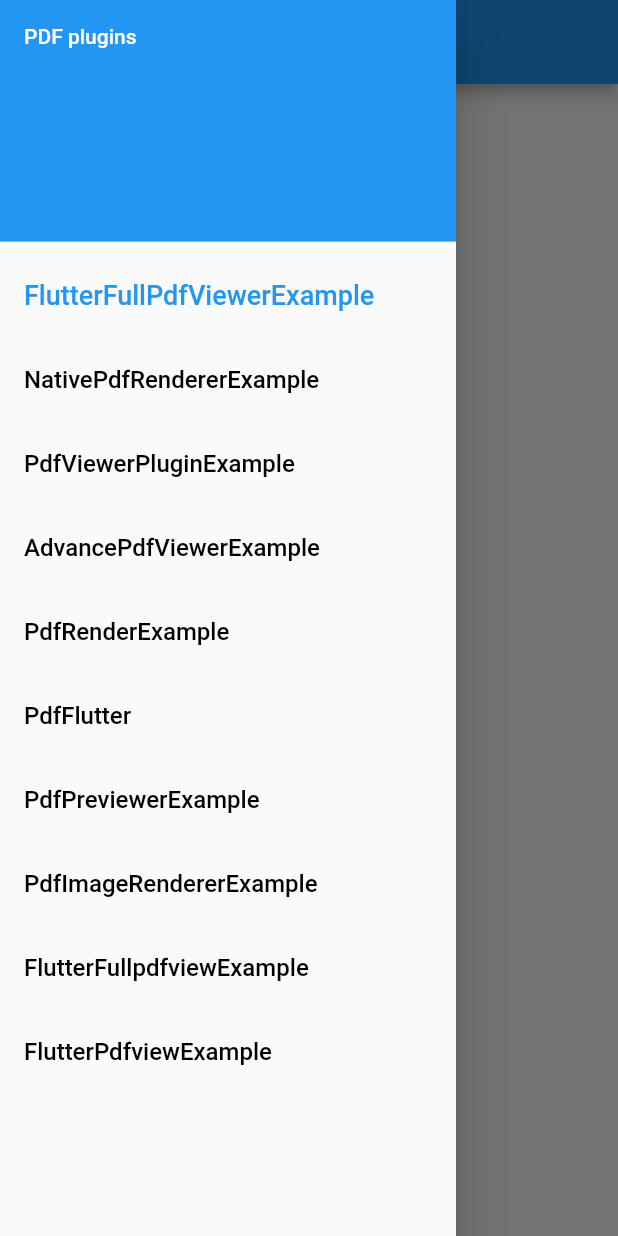
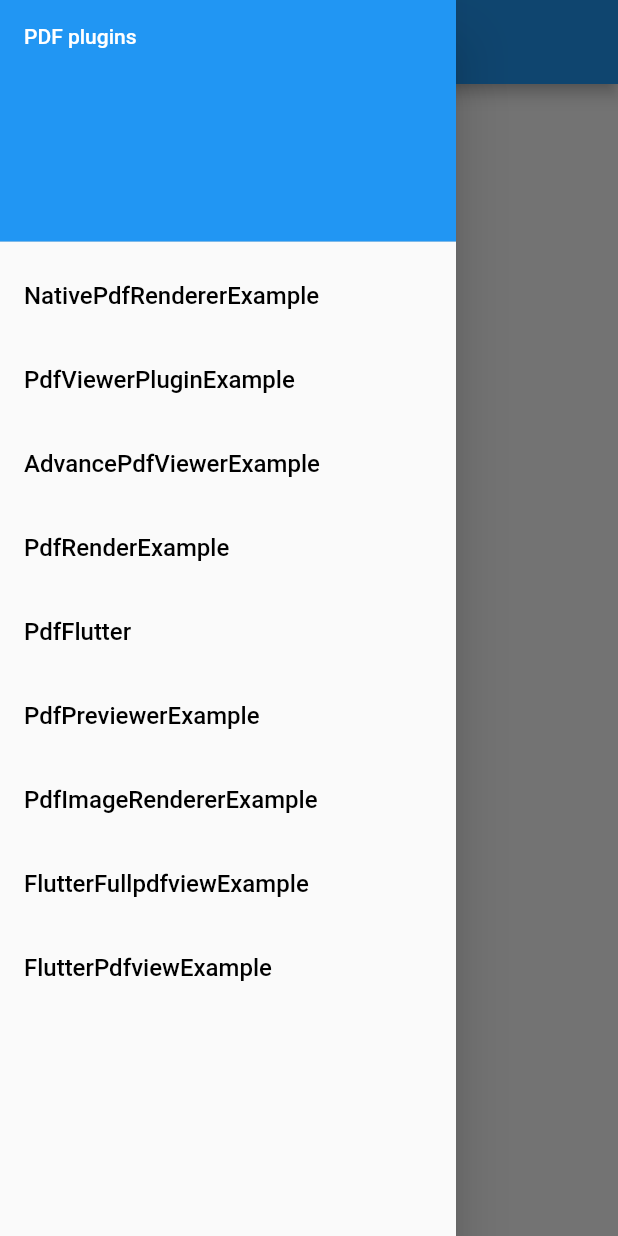
Before and after one commit to MattHamburger/pdf_viewer, a Flutter app: the screen it shows after launch, with the side drawer open, on a phone screen of 412 x 824 dp. Run offline on Flutter 3.47's test engine with Material 2 defaults, Android fonts, the phone set to English and light mode, and no system bars; our stand-ins replace file_picker, native_pdf_renderer; missing offline and left inert: advance_pdf_viewer, flutter_fullpdfview, flutter_pdfview, pdf_flutter, pdf_image_renderer and 5 more.

Commit message:
removing flutter_full_pdf_viewer since it doesnt support paging and depends on its own scaffold

```diff
--- a/lib/drawer_for_examples.dart
+++ b/lib/drawer_for_examples.dart
@@ -5,7 +5,6 @@ import 'package:pdf_viewer/pdf_previewer_example.dart';
 import 'package:pdf_viewer/pdf_render_example.dart';
 import 'package:pdf_viewer/pdf_viewer_plugin_example.dart';
 import 'advance_pdf_viewer_example.dart';
-import 'flutter_full_pdf_viewer_example.dart';
 import 'flutter_fullpdfview_example.dart';
 import 'flutter_pdfview_example.dart';
 import 'native_pdf_renderer_example.dart';
@@ -56,7 +55,7 @@ class _MasterPagePageState extends State<MasterPagePage> {
                 color: Colors.blue,
               ),
             ),
-            getTile("FlutterFullPdfViewerExample", 1),
+           // getTile("FlutterFullPdfViewerExample", 1),
             getTile("NativePdfRendererExample", 2),
             getTile("PdfViewerPluginExample", 3),
             getTile("AdvancePdfViewerExample", 4),
@@ -92,9 +91,6 @@ class _MasterPagePageState extends State<MasterPagePage> {
 
   getPage() {
     switch (pageNo) {
-      case 1:
-        return FlutterFullPdfViewerExample();
-        break;
       case 2:
         return NativePdfRendererExample("test");
         break;
--- a/lib/flutter_full_pdf_viewer_example.dart
+++ /dev/null
@@ -1,77 +0,0 @@
-import 'dart:async';
-import 'dart:io';
-
-import 'package:flutter/foundation.dart';
-import 'package:flutter/material.dart';
-import 'package:flutter_full_pdf_viewer/full_pdf_viewer_scaffold.dart';
-import 'package:path_provider/path_provider.dart';
-
-class FlutterFullPdfViewerExample extends StatefulWidget {
-  @override
-  _FlutterFullPdfViewerExampleState createState() =>
-      new _FlutterFullPdfViewerExampleState();
-}
-
-class _FlutterFullPdfViewerExampleState
-    extends State<FlutterFullPdfViewerExample> {
-  String pathPDF = "";
-
-  @override
-  void initState() {
-    super.initState();
-    createFileOfPdfUrl().then((f) {
-      setState(() {
-        pathPDF = f.path;
-        print(pathPDF);
-      });
-    });
-  }
-
-  Future<File> createFileOfPdfUrl() async {
-    final url = "https://www.ada.gov/doj-fhwa-ta-glossary.pdf";
-    final filename = url.substring(url.lastIndexOf("/") + 1);
-    var request = await HttpClient().getUrl(Uri.parse(url));
-    var response = await request.close();
-    var bytes = await consolidateHttpClientResponseBytes(response);
-    String dir = (await getApplicationDocumentsDirectory()).path;
-    File file = new File('$dir/$filename');
-    await file.writeAsBytes(bytes);
-    return file;
-  }
-
-  @override
-  Widget build(BuildContext context) {
-    return Scaffold(
-      //appBar: AppBar(title: const Text('Plugin example app')),
-      body: Center(
-        child: RaisedButton(
-          child: Text("Open PDF"),
-          onPressed: () => Navigator.push(
-            context,
-            MaterialPageRoute(builder: (context) => PDFScreen(pathPDF)),
-          ),
-        ),
-      ),
-    );
-  }
-}
-
-class PDFScreen extends StatelessWidget {
-  String pathPDF = "";
-  PDFScreen(this.pathPDF);
-
-  @override
-  Widget build(BuildContext context) {
-    return PDFViewerScaffold(
-        appBar: AppBar(
-          title: Text("Document"),
-          actions: <Widget>[
-            IconButton(
-              icon: Icon(Icons.share),
-              onPressed: () {},
-            ),
-          ],
-        ),
-        path: pathPDF);
-  }
-}
--- a/pubspec.yaml
+++ b/pubspec.yaml
@@ -39,7 +39,6 @@ dependencies:
   pdf_flutter: ^1.1.2
   pdf_previewer: ^0.1.3+3
   pdf_image_renderer: ^0.2.1
-  flutter_full_pdf_viewer: ^1.0.6
 
   flutter_pdfview: ^1.0.3+2
 
```
Also changed, not shown: pubspec.lock, 1 other file.
